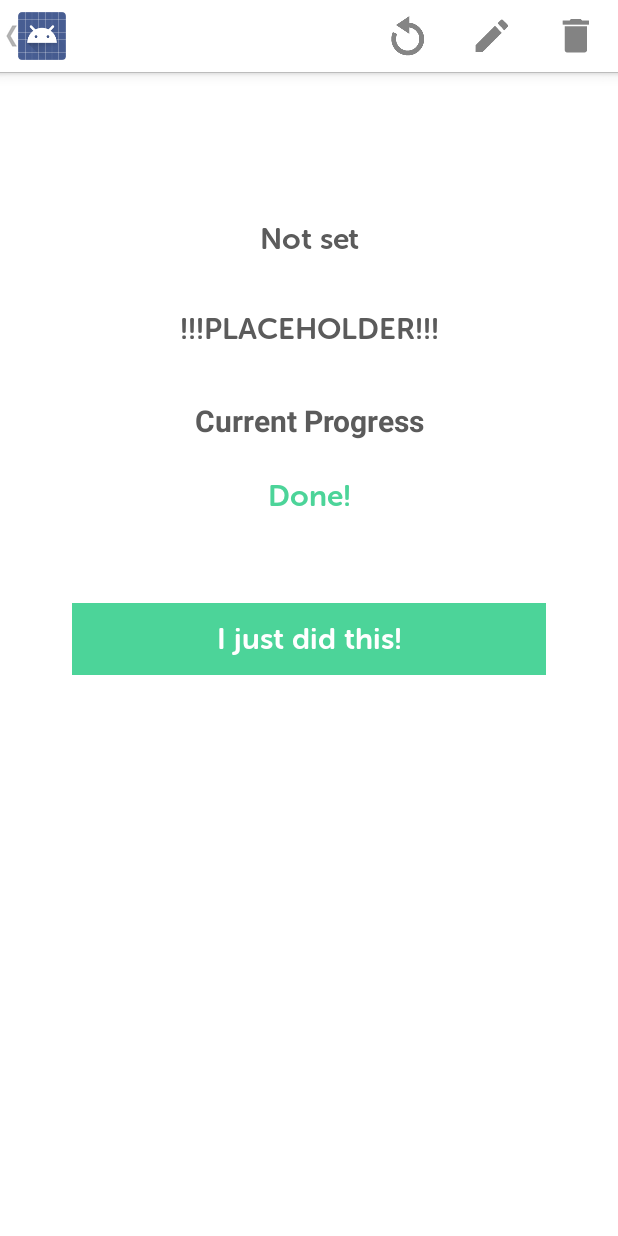
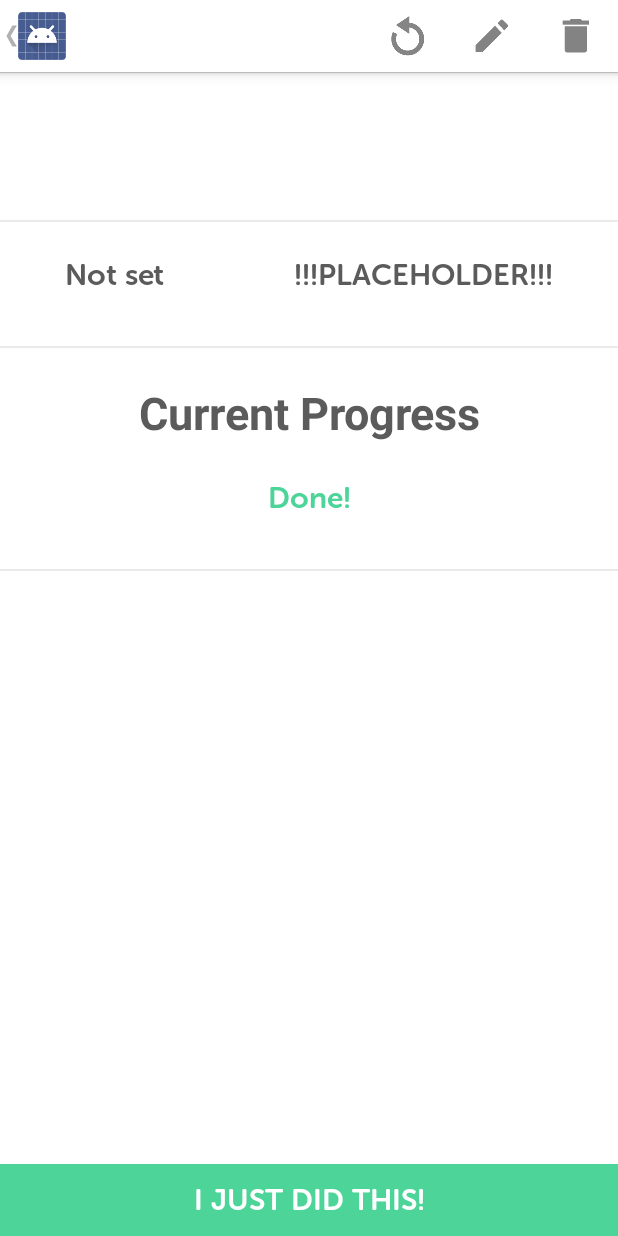
Before and after one commit to javonharper/familiar, an Android app: the HabitShowActivity screen opened directly, with no data from a screen before it, on a phone screen of 412 x 824 dp. Run offline under Robolectric (Android 15) with nearby library versions, the phone set to English and light mode, and no system bars; 7 statements that could not run were skipped.

Commit message:
Lots of tweaks to show screen

```diff
--- /dev/null
+++ b/app/src/main/res/drawable/border_top.xml
@@ -0,0 +1,15 @@
+<?xml version="1.0" encoding="utf-8"?>
+<layer-list xmlns:android="http://schemas.android.com/apk/res/android" >
+    <item >
+        <shape android:shape="rectangle">
+            <solid android:color="@color/border_color"/>
+        </shape>
+    </item>
+
+    <item android:top="1.5dp">
+        <shape android:shape="rectangle">
+            <solid android:color="@color/app_background_color"/>
+        </shape>
+    </item>
+
+</layer-list>
--- a/app/src/main/res/layout/activity_habit_show.xml
+++ b/app/src/main/res/layout/activity_habit_show.xml
@@ -2,74 +2,86 @@
     xmlns:tools="http://schemas.android.com/tools"
     android:layout_width="match_parent"
     android:layout_height="match_parent"
+    android:background="@color/app_background_color"
     android:orientation="vertical"
-    android:paddingBottom="@dimen/activity_vertical_margin"
-    android:paddingLeft="@dimen/activity_horizontal_margin"
-    android:paddingRight="@dimen/activity_horizontal_margin"
-    android:paddingTop="@dimen/activity_vertical_margin"
-    android:background="@color/app_background_color"
     tools:context="com.javonharper.familiar.HabitShowActivity">
 
     <LinearLayout
         android:layout_width="match_parent"
-        android:layout_height="wrap_content">
+        android:layout_height="wrap_content"
+        android:paddingTop="@dimen/app_spacing">
 
         <TextView
             android:id="@+id/name"
             android:layout_width="match_parent"
             android:layout_height="match_parent"
-            android:textSize="@dimen/subhead_text_size"
-            android:textStyle="bold"
+            android:layout_marginBottom="@dimen/fieldset_spacing"
             android:gravity="center"
             android:text="@string/placeholder"
-            android:layout_marginBottom="@dimen/fieldset_spacing"
-            android:textColor="@color/app_text_color"/>
+            android:textColor="@color/app_text_color"
+            android:textSize="@dimen/title_text_size"
+            android:textStyle="bold" />
     </LinearLayout>
 
     <LinearLayout
-        android:layout_width="match_parent"
-        android:layout_height="wrap_content">
+        android:layout_width="fill_parent"
+        android:layout_height="wrap_content"
+        android:background="@drawable/border_top"
+        android:orientation="horizontal"
+        android:paddingTop="@dimen/app_spacing">
+
+        <LinearLayout
+            android:layout_width="wrap_content"
+            android:layout_height="wrap_content"
+            android:layout_weight="1">
 
             <TextView
+                android:id="@+id/habit_duration"
+                android:layout_width="fill_parent"
+                android:layout_height="fill_parent"
+                android:layout_marginBottom="@dimen/fieldset_spacing"
                 android:gravity="center"
-            android:id="@+id/habit_duration"
-            android:layout_width="match_parent"
-            android:layout_height="match_parent"
-            android:textSize="@dimen/body_text_size"
                 android:text="@string/placeholder"
-            android:layout_marginBottom="@dimen/fieldset_spacing"
-            android:textColor="@color/app_text_color"/>
+                android:textColor="@color/app_text_color"
+                android:textSize="@dimen/body_text_size" />
         </LinearLayout>
 
         <LinearLayout
-        android:layout_width="match_parent"
-        android:layout_height="wrap_content">
+            android:layout_width="wrap_content"
+            android:layout_height="wrap_content"
+            android:layout_weight="1">
 
             <TextView
+                android:id="@+id/habit_times_per_week"
+                android:layout_width="fill_parent"
+                android:layout_height="fill_parent"
+                android:layout_marginBottom="@dimen/fieldset_spacing"
                 android:gravity="center"
-            android:id="@+id/habit_times_per_week"
-            android:layout_width="match_parent"
-            android:layout_height="match_parent"
-            android:textSize="@dimen/body_text_size"
                 android:text="@string/placeholder"
-            android:layout_marginBottom="@dimen/fieldset_spacing"
-            android:textColor="@color/app_text_color"/>
+                android:textColor="@color/app_text_color"
+                android:textSize="@dimen/body_text_size" />
+
         </LinearLayout>
+
+    </LinearLayout>
+
 
     <LinearLayout
         android:layout_width="match_parent"
-        android:layout_height="wrap_content">
+        android:layout_height="wrap_content"
+        android:background="@drawable/border_top"
+        android:paddingTop="@dimen/app_spacing">
 
         <TextView
             android:id="@+id/habit_current_progress_label"
             android:layout_width="match_parent"
             android:layout_height="match_parent"
-            android:textSize="@dimen/body_text_size"
+            android:layout_marginBottom="@dimen/app_spacing"
             android:gravity="center"
-            android:layout_marginBottom="@dimen/app_spacing"
-            android:textStyle="bold"
             android:text="Current Progress"
-            android:textColor="@color/app_text_color"/>
+            android:textColor="@color/app_text_color"
+            android:textSize="@dimen/subhead_text_size"
+            android:textStyle="bold" />
     </LinearLayout>
 
     <LinearLayout
@@ -80,29 +92,33 @@
             android:id="@+id/habit_current_progress"
             android:layout_width="match_parent"
             android:layout_height="match_parent"
+            android:layout_marginBottom="@dimen/fieldset_spacing"
+
             android:gravity="center"
-
-            android:textSize="@dimen/body_text_size"
             android:text="@string/placeholder"
-            android:layout_marginBottom="@dimen/fieldset_spacing"
-            android:textColor="@color/app_text_color"/>
+            android:textColor="@color/app_text_color"
+            android:textSize="@dimen/body_text_size" />
     </LinearLayout>
 
 
-    <LinearLayout
+    <RelativeLayout
         android:layout_width="match_parent"
-        android:layout_height="wrap_content">
+        android:layout_height="match_parent"
+        android:background="@drawable/border_top"
+        android:paddingTop="@dimen/app_spacing">
 
         <Button
             android:id="@+id/increment"
             android:layout_width="match_parent"
             android:layout_height="wrap_content"
+            android:layout_weight="1"
             android:background="@color/button_background_color"
+            android:text="@string/mark_task_done"
             android:textColor="@color/button_text_color"
-            android:layout_margin="@dimen/app_spacing"
             android:textSize="@dimen/body_text_size"
             android:textStyle="bold"
-            android:layout_weight="1"
-            android:text="@string/mark_task_done"/>
+            android:textAllCaps="true"
+            android:layout_alignParentBottom="true"
+            android:layout_centerHorizontal="true" />
+    </RelativeLayout>
 </LinearLayout>
-</LinearLayout>
--- a/app/src/main/res/values/colors.xml
+++ b/app/src/main/res/values/colors.xml
@@ -3,6 +3,7 @@
 
     <color name="white">#FFFFFF</color>
     <color name="black">#ff5b5b5b</color>
+    <color name="light_gray">#ffeaeaea</color>
     <color name="gray">#ffb2b2b2</color>
     <color name="dark_gray">#ff8d8d8d</color>
 
@@ -13,6 +14,8 @@
 
     <color name="app_background_color">@color/white</color>
     <color name="app_text_color">@color/black</color>
+    <color name="border_color">@color/light_gray</color>
+
 
     <color name="button_background_color">@color/primary_color</color>
     <color name="button_text_color">@color/white</color>
--- a/app/src/main/res/values/dimens.xml
+++ b/app/src/main/res/values/dimens.xml
@@ -8,8 +8,8 @@
 
     <dimen name="display_text_size">50dp</dimen>
     <dimen name="headline_text_size">40dp</dimen>
-    <dimen name="title_text_size">30dp</dimen>
-    <dimen name="subhead_text_size">34dp</dimen>
+    <dimen name="title_text_size">34dp</dimen>
+    <dimen name="subhead_text_size">30dp</dimen>
     <dimen name="body_text_size">20dp</dimen>
     <dimen name="caption_text_size">18dp</dimen>
 </resources>
```
Lines whose indentation alone changed are shown as unchanged.
